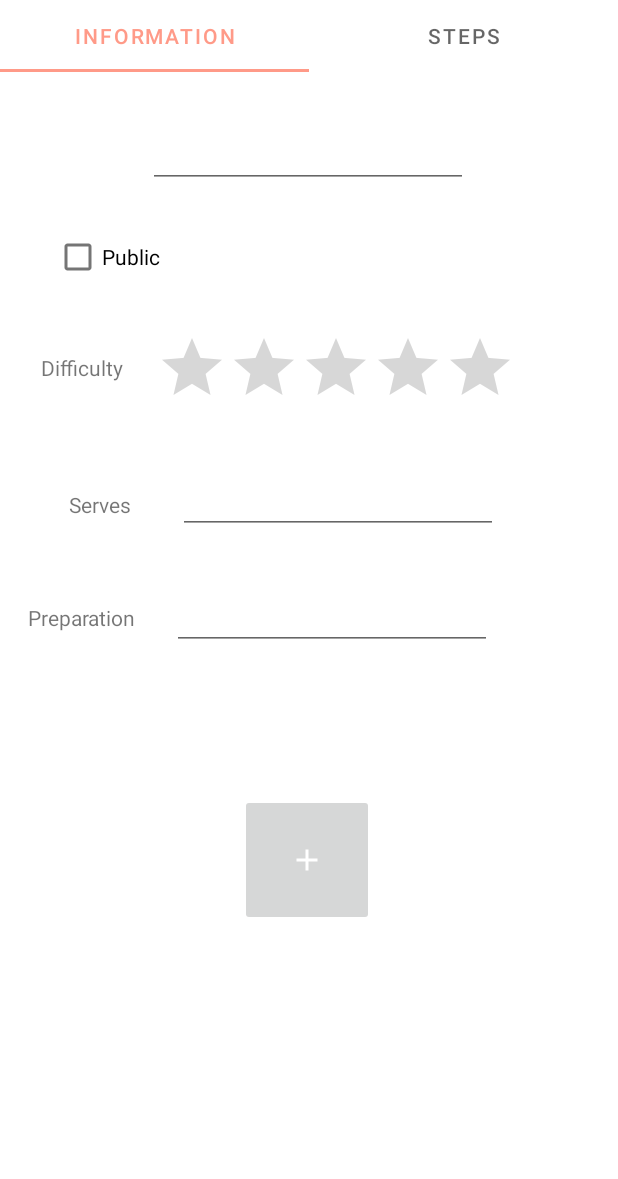
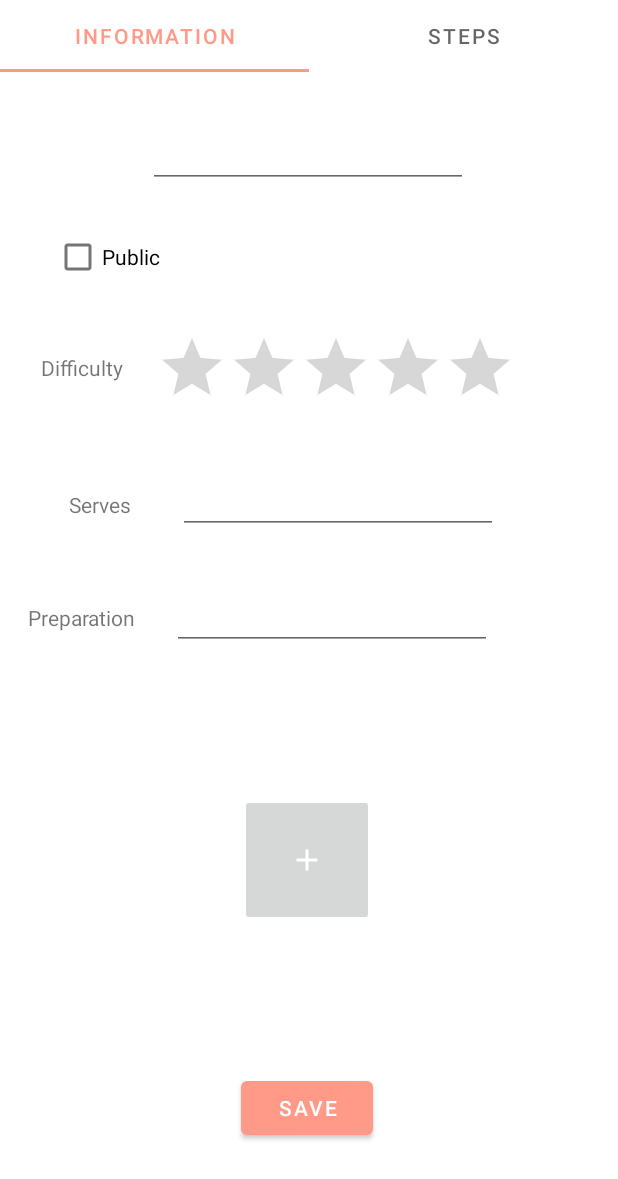
Before and after one commit to benwoo1110/Sharecipe-App, an Android app: the InformationFragment screen opened directly, with no data from a screen before it, on a phone screen of 412 x 824 dp. Shown: the top 1179 px of the screen. Run offline under Robolectric (Android 15) with nearby library versions, the phone set to English and light mode, and no system bars.

Commit message:
Add save button, set onclicklistener

```diff
--- a/app/src/main/java/sg/edu/np/mad/Sharecipe/ui/create/InformationFragment.java
+++ b/app/src/main/java/sg/edu/np/mad/Sharecipe/ui/create/InformationFragment.java
@@ -4,6 +4,7 @@ import android.os.Bundle;
 import android.view.LayoutInflater;
 import android.view.View;
 import android.view.ViewGroup;
+import android.widget.Button;
 import android.widget.CheckBox;
 import android.widget.EditText;
 import android.widget.ImageButton;
@@ -12,6 +13,7 @@ import android.widget.RatingBar;
 import androidx.fragment.app.Fragment;
 
 import sg.edu.np.mad.Sharecipe.R;
+import sg.edu.np.mad.Sharecipe.models.Recipe;
 
 
 public class InformationFragment extends Fragment {
@@ -34,6 +36,16 @@ public class InformationFragment extends Fragment {
         EditText portion = view.findViewById(R.id.servesInput);
         EditText prepTime = view.findViewById(R.id.prepInput);
         ImageButton image = view.findViewById(R.id.addImage);
+        Button save = view.findViewById(R.id.saveButton);
+
+        Recipe newRecipe = new Recipe();
+
+        save.setOnClickListener(new View.OnClickListener() {
+            @Override
+            public void onClick(View v) {
+                newRecipe.setName(name.getText().toString()) ;
+            }
+        });
 
         return view;
     }
--- a/app/src/main/res/layout/fragment_information.xml
+++ b/app/src/main/res/layout/fragment_information.xml
@@ -119,4 +119,16 @@
         app:layout_constraintEnd_toEndOf="parent"
         app:layout_constraintTop_toBottomOf="@+id/servesInput" />
 
+    <Button
+        android:id="@+id/saveButton"
+        android:layout_width="wrap_content"
+        android:layout_height="wrap_content"
+        android:layout_marginStart="160dp"
+        android:layout_marginEnd="163dp"
+        android:layout_marginBottom="61dp"
+        android:text="Save"
+        app:layout_constraintBottom_toBottomOf="parent"
+        app:layout_constraintEnd_toEndOf="parent"
+        app:layout_constraintStart_toStartOf="parent" />
+
 </androidx.constraintlayout.widget.ConstraintLayout>
```
